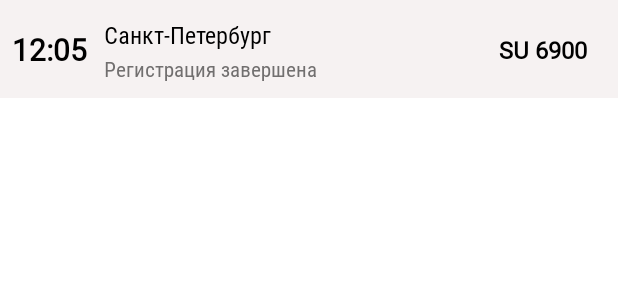
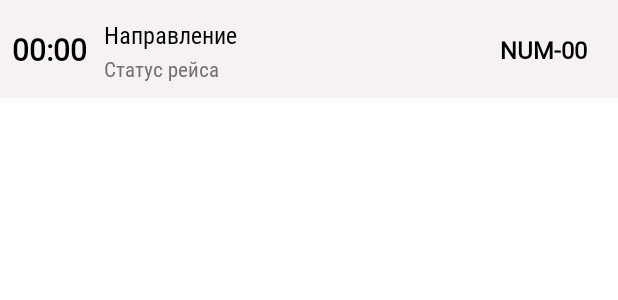
Before and after one commit to ANegrash/SIP_app, an Android app: the layout list_element.xml on its own in the app's theme, with its tools: preview values and no code run, on a phone screen of 412 x 824 dp. Shown: the top 300 px of the screen. Run offline under Robolectric (Android 15) with nearby library versions, the phone set to English and light mode, and no system bars.

Commit message:
Some patches for gitignore and elements id

```diff
--- a/app/src/main/res/layout/list_element.xml
+++ b/app/src/main/res/layout/list_element.xml
@@ -16,11 +16,11 @@
         android:layout_marginBottom="5dp">
 
         <TextView
-            android:id="@+id/listTime"
+            android:id="@+id/textView_listTime"
             android:layout_width="wrap_content"
             android:layout_height="wrap_content"
             android:fontFamily="@font/number"
-            android:text="12:05"
+            android:text="00:00"
             android:textColor="@color/black"
             android:textSize="20sp"
             android:textStyle="bold"
@@ -51,25 +51,25 @@
                 android:orientation="horizontal">
 
                 <TextView
-                    android:id="@+id/listCity"
+                    android:id="@+id/textView_listCity"
                     android:layout_width="wrap_content"
                     android:layout_height="wrap_content"
                     android:fontFamily="@font/russian"
-                    android:text="Санкт-Петербург"
+                    android:text="Направление"
                     android:textColor="@color/black"
                     android:textSize="16sp" />
 
             </LinearLayout>
 
             <TextView
-                android:id="@+id/listStatus"
+                android:id="@+id/textView_listStatus"
                 android:layout_width="wrap_content"
                 android:layout_height="wrap_content"
                 android:layout_marginStart="3dp"
                 android:layout_marginLeft="3dp"
                 android:layout_marginTop="2dp"
                 android:fontFamily="@font/russian"
-                android:text="Регистрация завершена"
+                android:text="Статус рейса"
                 android:textColor="@color/secondary" />
 
         </LinearLayout>
@@ -79,11 +79,11 @@
             android:layout_height="match_parent">
 
             <TextView
-                android:id="@+id/listFlightNumber"
+                android:id="@+id/textView_listFlightNumber"
                 android:layout_width="wrap_content"
                 android:layout_height="wrap_content"
                 android:fontFamily="@font/number"
-                android:text="SU 6900"
+                android:text="NUM-00"
                 android:textColor="@color/black"
                 android:textSize="16sp"
                 android:textStyle="bold"
```
Also changed, not shown: 1 other file.
